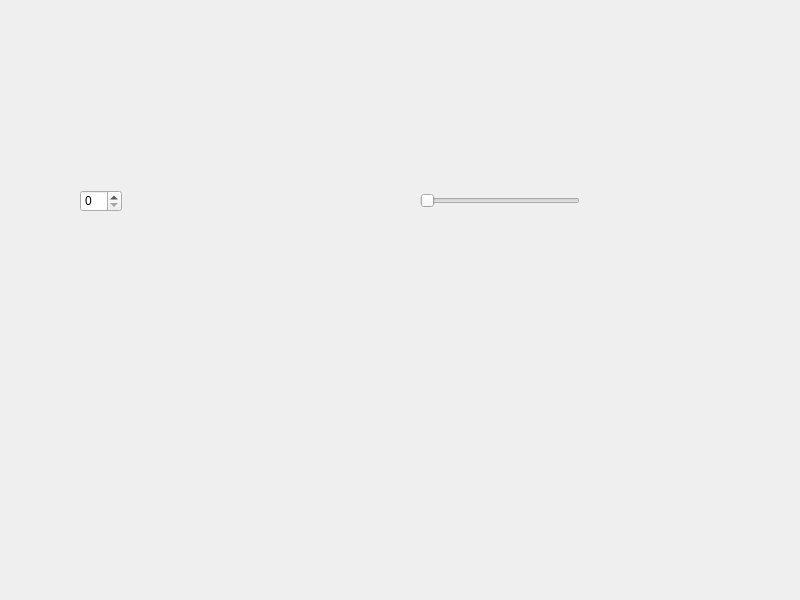
Qt form widget.ui (tingxinchen/spinbox) before a commit.
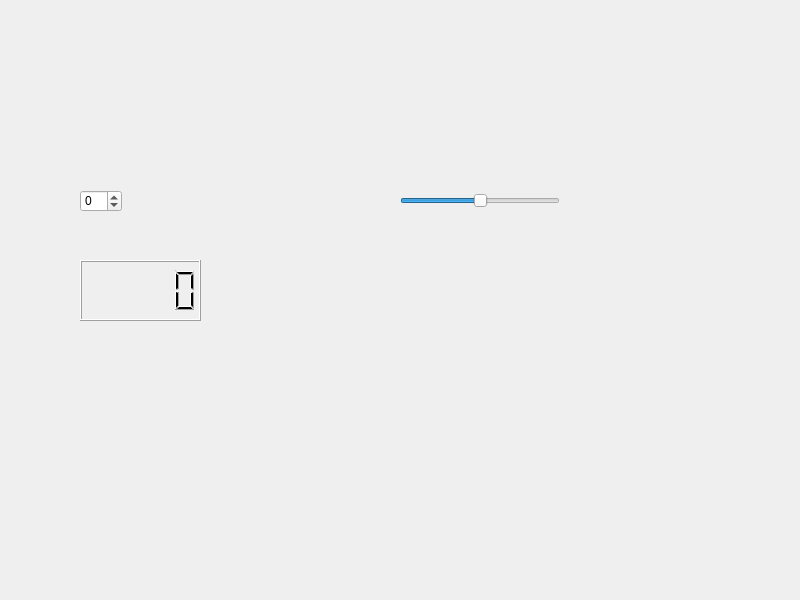
The same form after that commit.

Commit message: 2nd build

What changed in the file:
```diff
--- a/widget.ui
+++ b/widget.ui
@@ -22,20 +22,42 @@
      <height>22</height>
     </rect>
    </property>
+   <property name="minimum">
+    <number>-100</number>
+   </property>
+   <property name="maximum">
+    <number>100</number>
+   </property>
   </widget>
   <widget class="QSlider" name="horizontalSlider">
    <property name="geometry">
     <rect>
-     <x>420</x>
+     <x>400</x>
      <y>190</y>
      <width>160</width>
      <height>22</height>
     </rect>
    </property>
+   <property name="minimum">
+    <number>-100</number>
+   </property>
+   <property name="maximum">
+    <number>100</number>
+   </property>
    <property name="orientation">
     <enum>Qt::Orientation::Horizontal</enum>
    </property>
   </widget>
+  <widget class="QLCDNumber" name="lcdNumber">
+   <property name="geometry">
+    <rect>
+     <x>80</x>
+     <y>260</y>
+     <width>121</width>
+     <height>61</height>
+    </rect>
+   </property>
+  </widget>
  </widget>
  <resources/>
  <connections>
```
Left out of the diff: 16 changed lines with no effect on the pictures.
